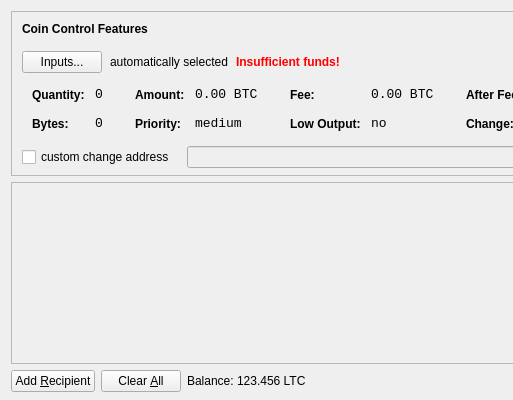
The window that src/qt/forms/sendcoinsdialog.ui (tetcoin-legacy/czarcoin) describes before a commit, drawn with Qt 5; both pictures show x 0 to 513 and y 0 to 400 of the 850 by 400 pixel window.
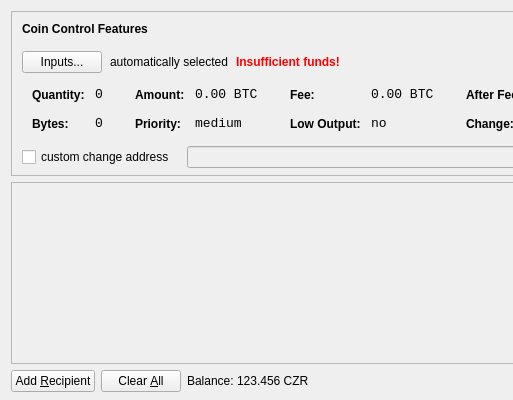
The same window after the commit. Icons and pictures are not drawn.

Patch:
```diff
--- a/src/qt/forms/sendcoinsdialog.ui
+++ b/src/qt/forms/sendcoinsdialog.ui
@@ -720,7 +720,7 @@
           <cursorShape>IBeamCursor</cursorShape>
          </property>
          <property name="text">
-          <string>123.456 LTC</string>
+          <string>123.456 CZR</string>
          </property>
          <property name="textInteractionFlags">
           <set>Qt::LinksAccessibleByMouse|Qt::TextSelectableByKeyboard|Qt::TextSelectableByMouse</set>
```
